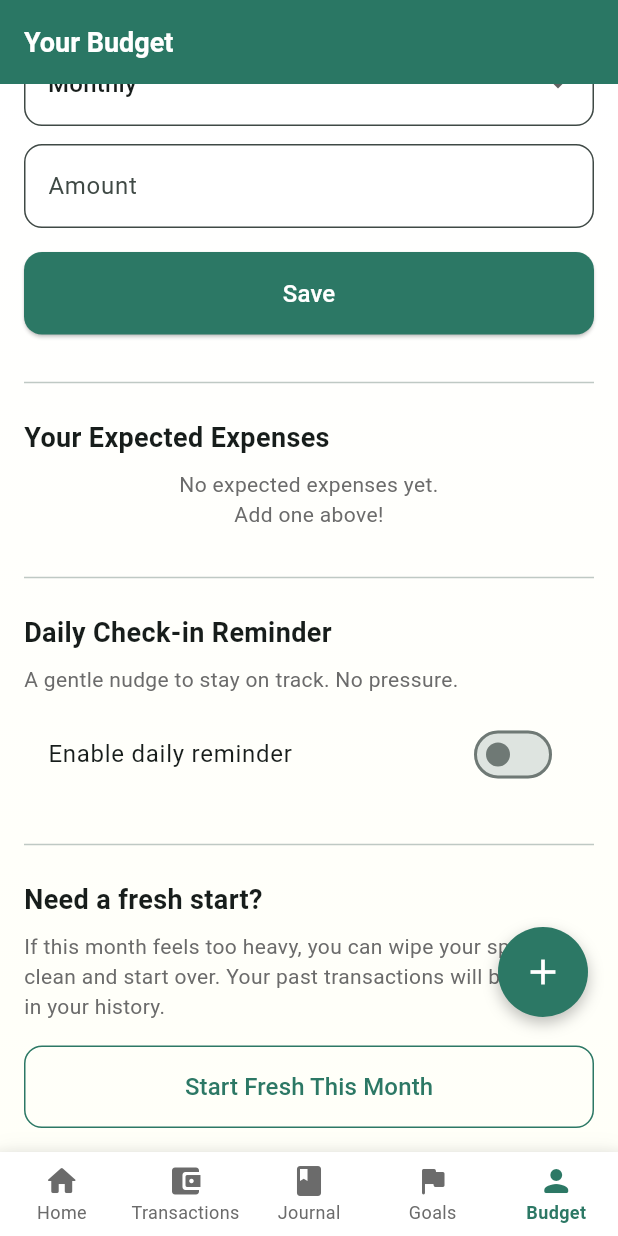
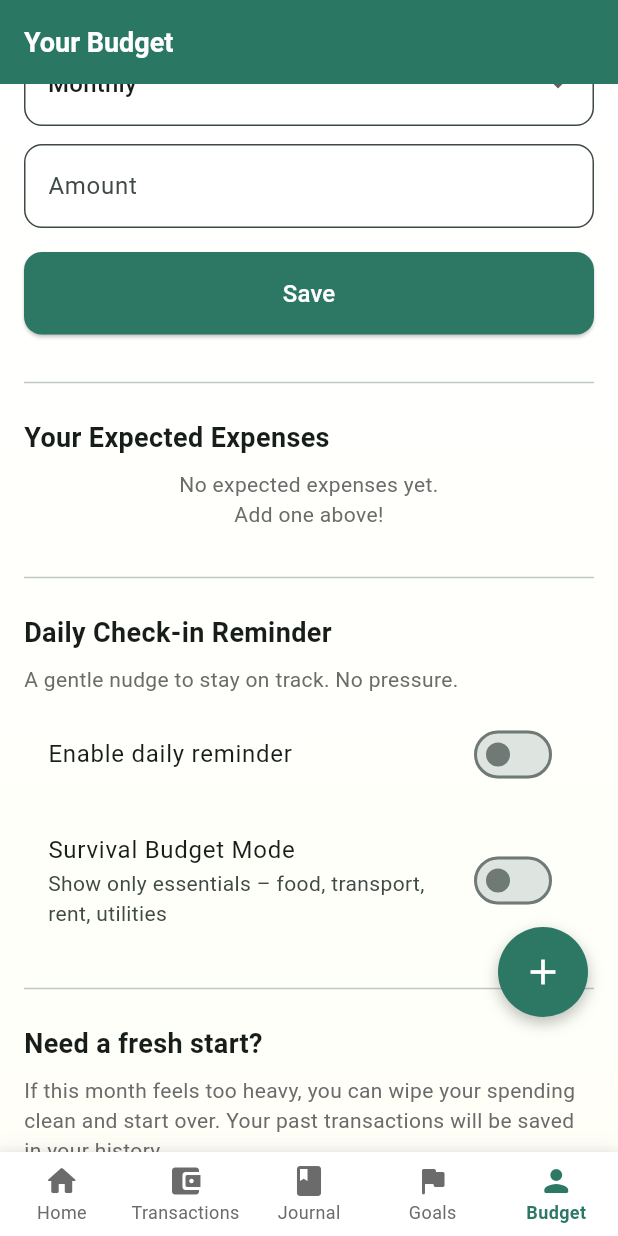
Before and after one commit to billee/lifebudget, a Flutter app: the screen it shows after launch, item 5 of the bottom bar chosen, scrolled down 293 dp, on a phone screen of 412 x 824 dp. Run offline on Flutter 3.47's test engine with Material 3 defaults, Android fonts, the phone set to English and light mode, and no system bars; our stand-ins replace flutter_local_notifications, flutter_riverpod, font_awesome_flutter, go_router, shared_preferences, sqflite and 1 more; accounts and stored records are empty.

Commit message:
create survival mode

```diff
--- a/lib/presentation/screens/profile/profile_screen.dart
+++ b/lib/presentation/screens/profile/profile_screen.dart
@@ -274,9 +274,7 @@ class _ProfileScreenState extends ConsumerState<ProfileScreen> {
                 if (_editingId != null) ...[
                   const SizedBox(width: 12),
                   TextButton(
-                    onPressed: _clearForm,
-                    child: const Text('Cancel'),
-                  ),
+                      onPressed: _clearForm, child: const Text('Cancel')),
                 ],
               ],
             ),
@@ -354,7 +352,6 @@ class _ProfileScreenState extends ConsumerState<ProfileScreen> {
             ),
             const SizedBox(height: 12),
 
-            // Reminder settings (using Consumer to watch the provider)
             Consumer(
               builder: (context, ref, _) {
                 final settings = ref.watch(reminderSettingsProvider);
@@ -395,6 +392,21 @@ class _ProfileScreenState extends ConsumerState<ProfileScreen> {
                           }
                         },
                       ),
+                    const SizedBox(height: 16),
+
+                    // --- Survival Mode Toggle ---
+                    SwitchListTile(
+                      title: const Text('Survival Budget Mode'),
+                      subtitle: const Text(
+                          'Show only essentials – food, transport, rent, utilities'),
+                      value: settings.survivalMode,
+                      onChanged: (val) {
+                        ref
+                            .read(reminderSettingsProvider.notifier)
+                            .setSurvivalMode(val);
+                      },
+                      activeColor: AppColors.primary,
+                    ),
                   ],
                 );
               },
```
Also changed, not shown: lib/presentation/providers/settings_provider.dart (+20 -2 lines), lib/presentation/screens/home/home_screen.dart (+26 -15 lines).
